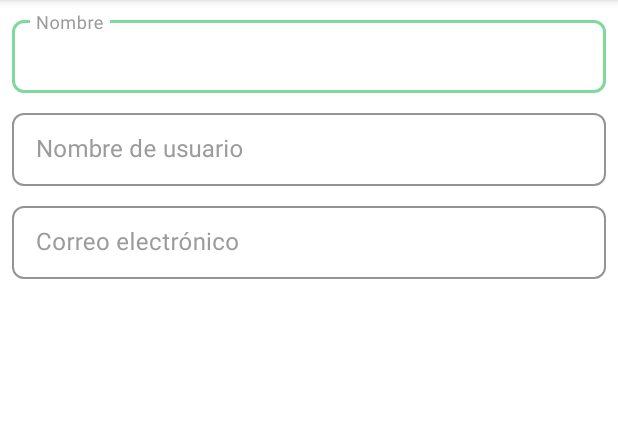
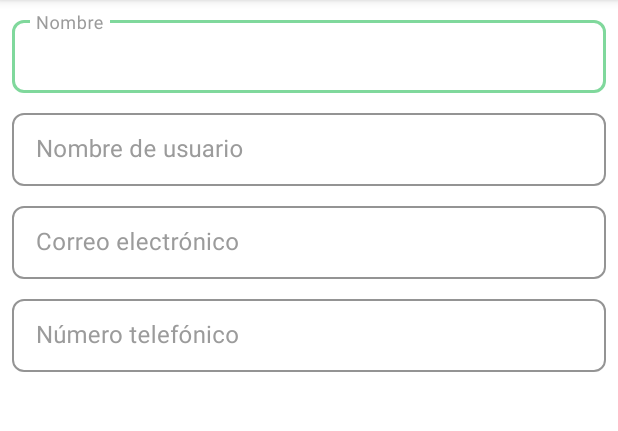
Before and after one commit to jpcorreap/mercados-campesinos-app, an Android app: the screen it shows after launch (MainActivity), on a phone screen of 412 x 824 dp, the part 84-515 px from its top. Run offline under Robolectric (Android 15) with nearby library versions, the phone set to English and light mode, and no system bars.

Commit message:
Implement phone number text space

```diff
--- a/app/src/main/res/layout/user_info.xml
+++ b/app/src/main/res/layout/user_info.xml
@@ -25,14 +25,12 @@
         app:layout_constraintEnd_toEndOf="parent"
         app:layout_constraintStart_toStartOf="parent"
         app:layout_constraintTop_toTopOf="parent">
-
         <com.google.android.material.textfield.TextInputEditText
             android:id="@+id/name"
             android:layout_width="match_parent"
             android:layout_height="wrap_content"
             android:ems="10"
             android:inputType="textPersonName" />
-
     </com.google.android.material.textfield.TextInputLayout>
 
     <com.google.android.material.textfield.TextInputLayout
@@ -55,14 +53,12 @@
         app:layout_constraintEnd_toEndOf="parent"
         app:layout_constraintStart_toStartOf="parent"
         app:layout_constraintTop_toBottomOf="@+id/nameBox">
-
         <com.google.android.material.textfield.TextInputEditText
             android:id="@+id/username"
             android:layout_width="match_parent"
             android:layout_height="wrap_content"
             android:ems="10"
             android:inputType="textPersonName" />
-
     </com.google.android.material.textfield.TextInputLayout>
 
     <com.google.android.material.textfield.TextInputLayout
@@ -85,14 +81,40 @@
         app:layout_constraintEnd_toEndOf="parent"
         app:layout_constraintStart_toStartOf="parent"
         app:layout_constraintTop_toBottomOf="@+id/usernameBox">
-
         <com.google.android.material.textfield.TextInputEditText
             android:id="@+id/mail"
             android:layout_width="match_parent"
             android:layout_height="wrap_content"
             android:ems="10"
             android:inputType="textEmailAddress" />
+    </com.google.android.material.textfield.TextInputLayout>
 
+    <com.google.android.material.textfield.TextInputLayout
+        android:id="@+id/phoneBox"
+        style="@style/Widget.MaterialComponents.TextInputLayout.OutlinedBox.Dense"
+        android:layout_width="0dp"
+        android:layout_height="wrap_content"
+        android:layout_marginStart="8dp"
+        android:layout_marginTop="8dp"
+        android:layout_marginEnd="8dp"
+        android:hint="Número telefónico"
+        android:labelFor="@+id/phone"
+        android:textColorHint="@color/hintText"
+        app:boxCornerRadiusBottomEnd="8dp"
+        app:boxCornerRadiusBottomStart="8dp"
+        app:boxCornerRadiusTopEnd="8dp"
+        app:boxCornerRadiusTopStart="8dp"
+        app:boxStrokeColor="@color/textBoxes"
+        app:hintTextColor="@color/hintText"
+        app:layout_constraintEnd_toEndOf="parent"
+        app:layout_constraintStart_toStartOf="parent"
+        app:layout_constraintTop_toBottomOf="@+id/mailBox">
+        <com.google.android.material.textfield.TextInputEditText
+            android:id="@+id/phone"
+            android:layout_width="match_parent"
+            android:layout_height="wrap_content"
+            android:ems="10"
+            android:inputType="number" />
     </com.google.android.material.textfield.TextInputLayout>
 
 </androidx.constraintlayout.widget.ConstraintLayout>
```
